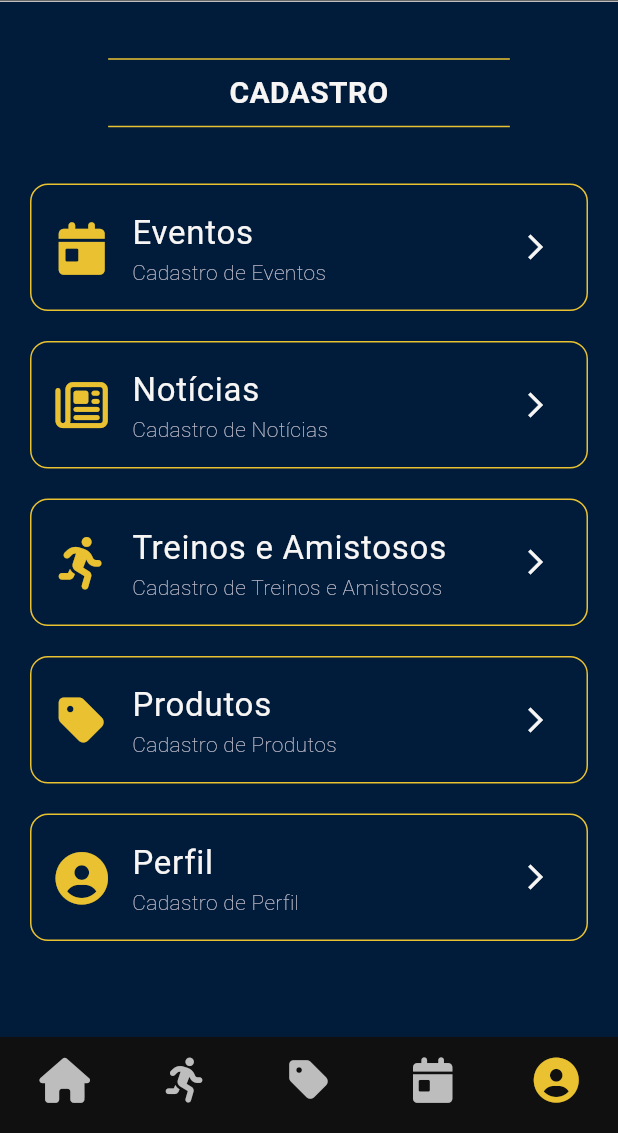
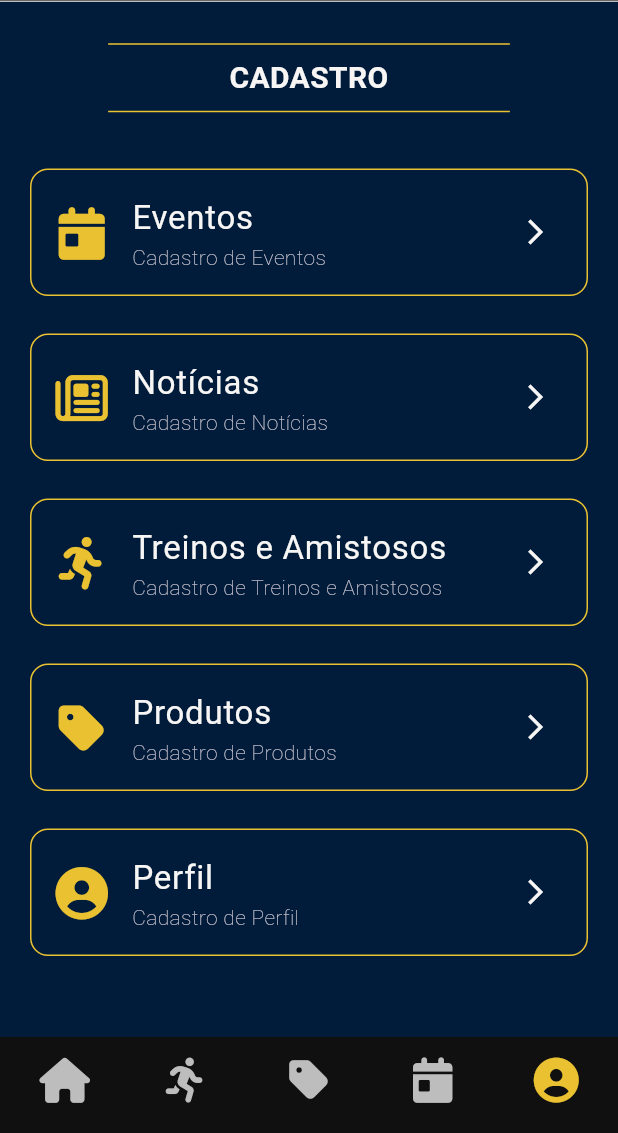
Before and after one commit to Biopark-Grupo-01/app-atletica, a Flutter app: the RegisterAccountScreen screen opened directly, on a phone screen of 412 x 824 dp, the part 103-1236 px from its top. Run offline on Flutter 3.47's test engine with Material 3 defaults, Android fonts, the phone set to English and light mode, and no system bars; our stand-ins replace carousel_slider, font_awesome_flutter, google_fonts, image_picker, mask_text_input_formatter, smooth_page_indicator; accounts and stored records are empty; network calls fail; key blocks and very long unbroken strings in the code were emptied for the run.

Commit message:
refactor: changed spacing between menu cards on register_home screen

```diff
--- a/lib/screens/account/register/register_home.dart
+++ b/lib/screens/account/register/register_home.dart
@@ -20,54 +20,60 @@ class _RegisterAccountScreenState extends State<RegisterAccountScreen> {
       backgroundColor: AppColors.blue,
       appBar: CustomAppBar(),
       body: SafeArea(
-        child: Column(
-          children: [
-            Expanded(
-              child: Padding(
-                padding: const EdgeInsets.all(20),
+        child: Padding(
+          padding: const EdgeInsets.all(20),
+          child: Column(
+            children: [
+              Center(child: const CustomTitleForms(title: 'CADASTRO')),
+              Expanded(
                 child: Column(
+                  spacing: 25,
                   children: [
-                    const SizedBox(height: 10),
-                    Center(child: const CustomTitleForms(title: 'CADASTRO')),
                     MenuCard(
                       icon: FontAwesomeIcons.calendarDay,
                       title: 'Eventos',
                       subtitle: 'Cadastro de Eventos',
-                      onTap: () {Navigator.pushNamed(context, '/event_registration');},
+                      onTap: () {
+                        Navigator.pushNamed(context, '/event_registration');
+                      },
                     ),
-                    const SizedBox(height: 20),
                     MenuCard(
                       icon: FontAwesomeIcons.newspaper,
                       title: 'Notícias',
                       subtitle: 'Cadastro de Notícias',
-                      onTap: () {Navigator.pushNamed(context, '/news_registration');},
+                      onTap: () {
+                        Navigator.pushNamed(context, '/news_registration');
+                      },
                     ),
-                    const SizedBox(height: 20),
                     MenuCard(
                       icon: FontAwesomeIcons.personRunning,
                       title: 'Treinos e Amistosos',
                       subtitle: 'Cadastro de Treinos e Amistosos',
-                      onTap: () {Navigator.pushNamed(context, '/trainings_registration');},
+                      onTap: () {
+                        Navigator.pushNamed(context, '/trainings_registration');
+                      },
                     ),
-                    const SizedBox(height: 20),
                     MenuCard(
                       icon: FontAwesomeIcons.tag,
                       title: 'Produtos',
                       subtitle: 'Cadastro de Produtos',
-                      onTap: () {Navigator.pushNamed(context, '/product_registration');},
+                      onTap: () {
+                        Navigator.pushNamed(context, '/product_registration');
+                      },
                     ),
-                    const SizedBox(height: 20),
                     MenuCard(
                       icon: FontAwesomeIcons.solidCircleUser,
                       title: 'Perfil',
                       subtitle: 'Cadastro de Perfil',
-                      onTap: () {Navigator.pushNamed(context, '/profile_registration');},
+                      onTap: () {
+                        Navigator.pushNamed(context, '/profile_registration');
+                      },
                     ),
                   ],
                 ),
               ),
-            ),
-          ],
+            ],
+          ),
         ),
       ),
       bottomNavigationBar: CustomBottomNavBar(
```
